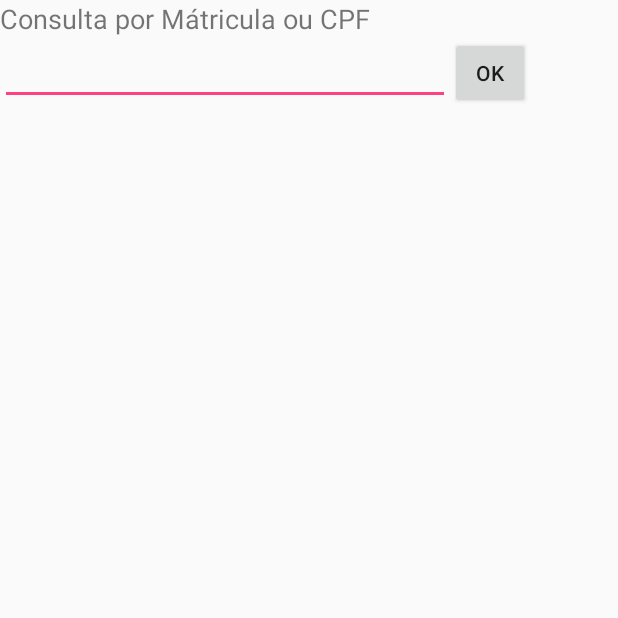
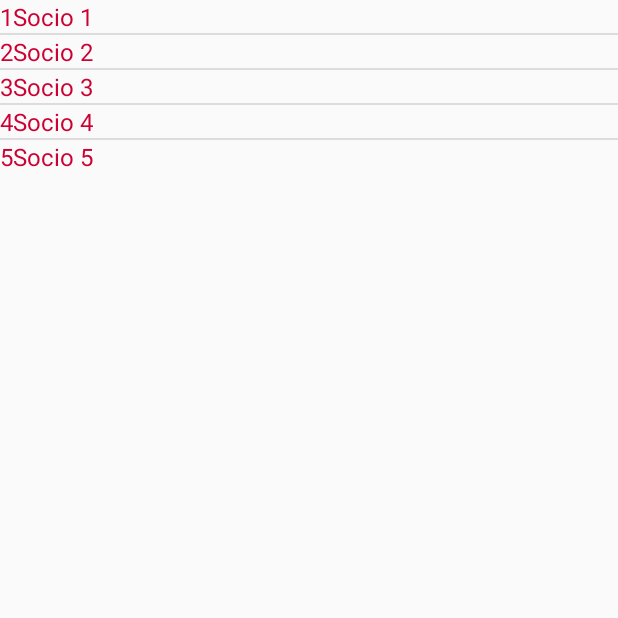
Before and after one commit to rodolfofm/AppCatraca, an Android app: the ConsultaSocioActivity screen opened directly, with no data from a screen before it, on a phone screen of 412 x 824 dp, the top half of it. Run offline under Robolectric (Android 15) with nearby library versions, the phone set to English and light mode, and no system bars.

Commit message:
trocado adapter

```diff
--- a/app/src/main/java/campogrande/aabb/appcatraca/ConsultaSocioActivity.java
+++ b/app/src/main/java/campogrande/aabb/appcatraca/ConsultaSocioActivity.java
@@ -24,6 +24,8 @@ public class ConsultaSocioActivity extends Activity {
         }
 
         ListView lv = (ListView) findViewById(R.id.lvSocios);
-        lv.setAdapter(new ConsultaSocioAdapter(this, socios));
+        //lv.setAdapter(new ConsultaSocioAdapter(this, socios));
+        lv.setAdapter(new ConsultaSocioArrayAdapter(this, R.layout.activity_consulta_socios_partial, socios));
+
     }
 }
--- /dev/null
+++ b/app/src/main/java/campogrande/aabb/appcatraca/ConsultaSocioArrayAdapter.java
@@ -0,0 +1,55 @@
+package campogrande.aabb.appcatraca;
+
+import android.content.Context;
+import android.support.annotation.LayoutRes;
+import android.support.annotation.NonNull;
+import android.view.LayoutInflater;
+import android.view.View;
+import android.view.ViewGroup;
+import android.widget.ArrayAdapter;
+import android.widget.ListView;
+import android.widget.TextView;
+
+import java.util.ArrayList;
+import java.util.List;
+
+/**
+ * Created by Rodolfo on 15/03/2017.
+ */
+
+public class ConsultaSocioArrayAdapter extends ArrayAdapter<Socio> {
+    public ConsultaSocioArrayAdapter(@NonNull Context context, @LayoutRes int resource, @NonNull ArrayList<Socio> socios) {
+        super(context, resource, socios);
+    }
+    private static class ViewHolder {
+        TextView matricula;
+        TextView nome;
+    }
+
+    @Override
+    public View getView(int position, View convertView, ViewGroup parent) {
+        // Get the data item for this position
+        Socio user = getItem(position);
+        // Check if an existing view is being reused, otherwise inflate the view
+        ViewHolder viewHolder; // view lookup cache stored in tag
+        if (convertView == null) {
+            // If there's no view to re-use, inflate a brand new view for row
+            viewHolder = new ViewHolder();
+            LayoutInflater inflater = LayoutInflater.from(getContext());
+            convertView = inflater.inflate(R.layout.activity_consulta_socios_partial, parent, false);
+            viewHolder.matricula = (TextView) convertView.findViewById(R.id.tv_matricula);
+            viewHolder.nome = (TextView) convertView.findViewById(R.id.tv_nome);
+            // Cache the viewHolder object inside the fresh view
+            convertView.setTag(viewHolder);
+        } else {
+            // View is being recycled, retrieve the viewHolder object from tag
+            viewHolder = (ViewHolder) convertView.getTag();
+        }
+        // Populate the data from the data object via the viewHolder object
+        // into the template view.
+        viewHolder.matricula.setText(String.valueOf(user.getMatricula()));
+        viewHolder.nome.setText(user.getNome());
+        // Return the completed view to render on screen
+        return convertView;
+    }
+}
--- a/app/src/main/res/layout/activity_consulta_socio.xml
+++ b/app/src/main/res/layout/activity_consulta_socio.xml
@@ -3,7 +3,7 @@
     android:orientation="vertical"
     android:layout_width="fill_parent"
     android:layout_height="fill_parent">
-
+<!--
     <TextView
         android:layout_width="fill_parent"
         android:layout_height="wrap_content"
@@ -26,6 +26,7 @@
             android:layout_height="wrap_content"
             android:text="OK" />
     </LinearLayout>
+    -->
     <ListView
         android:id="@+id/lvSocios"
         android:layout_width="match_parent"
--- a/app/src/main/res/layout/activity_consulta_socios_partial.xml
+++ b/app/src/main/res/layout/activity_consulta_socios_partial.xml
@@ -1,14 +1,12 @@
 <?xml version="1.0" encoding="utf-8"?>
 <LinearLayout xmlns:android="http://schemas.android.com/apk/res/android"
     android:layout_width="match_parent"
-    android:layout_height="match_parent"
-    android:orientation="vertical" >
+    android:layout_height="match_parent">
         <TextView
             android:id="@+id/tv_matricula"
             android:layout_width="wrap_content"
             android:layout_height="wrap_content"
             android:text="Matricula"
-            android:textAppearance="?android:attr/textAppearanceLarge"
             android:textColor="#CC0033"
             android:textSize="16dp" />
 
```
Also changed, not shown: app/src/main/res/layout/activity_main.xml (+12 -9 lines).
